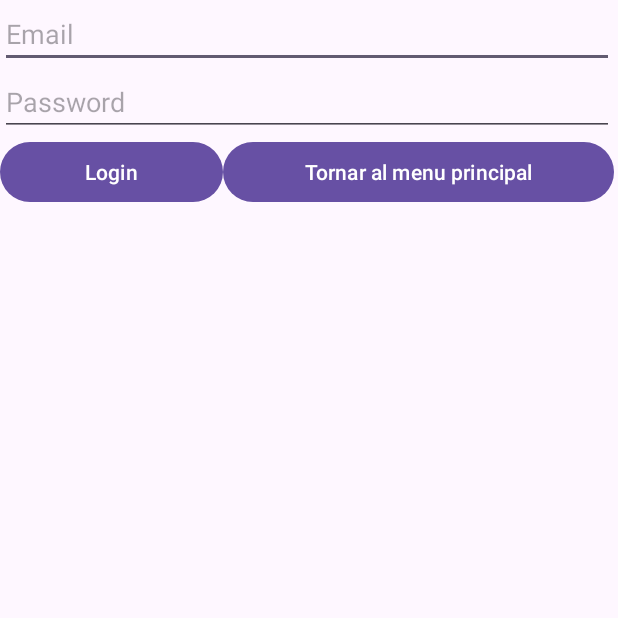
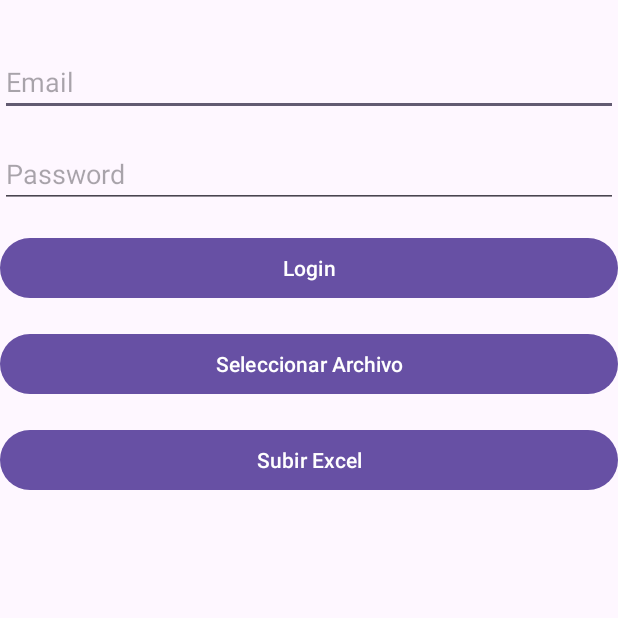
Before and after one commit to abdel1311fatah/App-Gestio-Fichar, an Android app: the Login screen opened directly, with no data from a screen before it, on a phone screen of 412 x 824 dp, the top half of it. Run offline under Robolectric (Android 15) with nearby library versions, the phone set to English and light mode, and no system bars; our stand-ins replace Firebase (no records; nobody signed in at launch, a user with empty details on screens opened directly).

Commit message:
File selector

```diff
--- a/app/src/main/AndroidManifest.xml
+++ b/app/src/main/AndroidManifest.xml
@@ -6,7 +6,6 @@
     <uses-permission android:name="android.permission.WRITE_INTERNAL_STORAGE" />
     <uses-permission android:name="android.permission.READ_EXTERNAL_STORAGE" />
     <uses-permission android:name="android.permission.WRITE_EXTERNAL_STORAGE" />
-
     <uses-permission android:name="android.permission.INTERNET" />
 
     <application
--- a/app/src/main/java/com/example/app_gestio_fichar/Login_Register/Login.java
+++ b/app/src/main/java/com/example/app_gestio_fichar/Login_Register/Login.java
@@ -1,12 +1,14 @@
 package com.example.app_gestio_fichar.Login_Register;
 
 import android.content.Intent;
+import android.net.Uri;
 import android.os.Bundle;
 import android.view.View;
 import android.widget.Button;
 import android.widget.EditText;
 import android.widget.Toast;
 
+import androidx.annotation.Nullable;
 import androidx.appcompat.app.AppCompatActivity;
 
 import com.example.app_gestio_fichar.Hours.Contador_Hores;
@@ -17,9 +19,14 @@ import com.google.firebase.auth.FirebaseUser;
 
 public class Login extends AppCompatActivity {
 
+    private static final int PICK_FILE_REQUEST_CODE = 1;
+
     private EditText emailField;
     private EditText passwordField;
     private Button loginBtn;
+    private Button selectFileButton;
+    private Button uploadExcelBtn;
+    private Uri selectedFileUri;
     private FirebaseAuth mAuth;
 
     @Override
@@ -30,6 +37,8 @@ public class Login extends AppCompatActivity {
         emailField = findViewById(R.id.editTextTextEmailAddress);
         passwordField = findViewById(R.id.editTextTextPassword);
         loginBtn = findViewById(R.id.loginBtn);
+        selectFileButton = findViewById(R.id.selectFileButton);
+        uploadExcelBtn = findViewById(R.id.uploadExcelBtn);
 
         mAuth = FirebaseAuth.getInstance();
         FirebaseUser currentUser = mAuth.getCurrentUser();
@@ -38,6 +47,30 @@ public class Login extends AppCompatActivity {
         }
 
         loginBtn.setOnClickListener(v -> login());
+        selectFileButton.setOnClickListener(v -> openFilePicker());
+        uploadExcelBtn.setOnClickListener(v -> uploadExcel());
+    }
+
+    private void openFilePicker() {
+        Intent intent = new Intent(Intent.ACTION_GET_CONTENT);
+        intent.setType("application/vnd.openxmlformats-officedocument.spreadsheetml.sheet");  // MIME type para archivos Excel (.xlsx)
+        startActivityForResult(intent, PICK_FILE_REQUEST_CODE);
+    }
+
+    @Override
+    protected void onActivityResult(int requestCode, int resultCode, @Nullable Intent data) {
+        super.onActivityResult(requestCode, resultCode, data);
+
+        if (requestCode == PICK_FILE_REQUEST_CODE && resultCode == RESULT_OK && data != null) {
+            selectedFileUri = data.getData();
+            String selectedFilePath = selectedFileUri.getPath();
+            Toast.makeText(this, "Archivo seleccionado: " + selectedFilePath, Toast.LENGTH_SHORT).show();
+        }
+    }
+
+    private void saveSelectedFilePath(String filePath) {
+        // Puedes implementar lógica para guardar la ruta del archivo según tus necesidades
+        // Por ejemplo, almacenarlo en SharedPreferences, base de datos, etc.
     }
 
     public void login() {
@@ -46,7 +79,6 @@ public class Login extends AppCompatActivity {
         String password = passwordField.getText().toString();
 
         if (!email.isEmpty() && !password.isEmpty()) {
-
             mAuth.signInWithEmailAndPassword(email, password)
                     .addOnCompleteListener(this, task -> {
                         if (task.isSuccessful()) {
@@ -56,18 +88,24 @@ public class Login extends AppCompatActivity {
                                 startActivity(intent);
                             }
                         } else {
-                            Toast.makeText(Login.this, "El correu o la contrasenya son incorrectes",
+                            Toast.makeText(Login.this, "El correo o la contraseña son incorrectos",
                                     Toast.LENGTH_SHORT).show();
                         }
                     });
         }
     }
 
+    public void uploadExcel() {
+        if (selectedFileUri != null) {
+            // Acciones específicas al subir el archivo, por ejemplo, subirlo a Firebase Storage
+            Toast.makeText(this, "Subir Excel: " + selectedFileUri.getPath(), Toast.LENGTH_SHORT).show();
+        } else {
+            Toast.makeText(this, "Selecciona un archivo Excel primero", Toast.LENGTH_SHORT).show();
+        }
+    }
+
     public void goToMain(View view) {
-
         Intent intent = new Intent(this, MainActivity.class);
         startActivity(intent);
-
     }
-
 }
--- a/app/src/main/res/layout/activity_login.xml
+++ b/app/src/main/res/layout/activity_login.xml
@@ -6,51 +6,71 @@
     android:layout_height="match_parent"
     tools:context=".Login_Register.Login">
 
-    <LinearLayout
-        android:layout_width="409dp"
-        android:layout_height="729dp"
-        android:orientation="vertical"
-        tools:layout_editor_absoluteX="1dp"
-        tools:layout_editor_absoluteY="1dp">
-
     <EditText
         android:id="@+id/editTextTextEmailAddress"
-            android:layout_width="match_parent"
+        android:layout_width="0dp"
         android:layout_height="wrap_content"
+        android:layout_marginTop="32dp"
         android:ems="10"
         android:hint="Email"
-            android:inputType="textEmailAddress" />
+        android:inputType="textEmailAddress"
+        app:layout_constraintEnd_toEndOf="parent"
+        app:layout_constraintStart_toStartOf="parent"
+        app:layout_constraintTop_toTopOf="parent" />
 
     <EditText
         android:id="@+id/editTextTextPassword"
-            android:layout_width="match_parent"
+        android:layout_width="0dp"
         android:layout_height="wrap_content"
+        android:layout_marginTop="16dp"
         android:ems="10"
         android:hint="Password"
-            android:inputType="textPassword" />
-
-        <LinearLayout
-            android:layout_width="match_parent"
-            android:layout_height="729dp"
-            android:orientation="horizontal">
+        android:inputType="textPassword"
+        app:layout_constraintEnd_toEndOf="parent"
+        app:layout_constraintStart_toStartOf="parent"
+        app:layout_constraintTop_toBottomOf="@+id/editTextTextEmailAddress" />
 
     <Button
         android:id="@+id/loginBtn"
-                android:layout_width="wrap_content"
+        android:layout_width="0dp"
         android:layout_height="wrap_content"
-                android:layout_weight="1"
+        android:layout_marginTop="16dp"
         android:onClick="login"
-                android:text="Login" />
+        android:text="Login"
+        app:layout_constraintEnd_toEndOf="parent"
+        app:layout_constraintStart_toStartOf="parent"
+        app:layout_constraintTop_toBottomOf="@+id/editTextTextPassword" />
 
     <Button
-                android:id="@+id/mainBtn"
-                android:layout_width="wrap_content"
+        android:id="@+id/selectFileButton"
+        android:layout_width="0dp"
         android:layout_height="wrap_content"
-                android:layout_weight="1"
-                android:onClick="goToMain"
-                android:text="Tornar al menu principal" />
+        android:layout_marginTop="16dp"
+        android:onClick="openFilePicker"
+        android:text="Seleccionar Archivo"
+        app:layout_constraintEnd_toEndOf="parent"
+        app:layout_constraintStart_toStartOf="parent"
+        app:layout_constraintTop_toBottomOf="@+id/loginBtn" />
 
-        </LinearLayout>
+    <Button
+        android:id="@+id/uploadExcelBtn"
+        android:layout_width="0dp"
+        android:layout_height="wrap_content"
+        android:layout_marginTop="16dp"
+        android:onClick="uploadExcel"
+        android:text="Subir Excel"
+        app:layout_constraintEnd_toEndOf="parent"
+        app:layout_constraintStart_toStartOf="parent"
+        app:layout_constraintTop_toBottomOf="@+id/selectFileButton" />
 
-    </LinearLayout>
+    <TextView
+        android:id="@+id/textViewFileInfo"
+        android:layout_width="0dp"
+        android:layout_height="wrap_content"
+        android:layout_marginTop="16dp"
+        android:text=""
+        app:layout_constraintEnd_toEndOf="parent"
+        app:layout_constraintStart_toStartOf="parent"
+        app:layout_constraintTop_toBottomOf="@+id/uploadExcelBtn" />
+
 </androidx.constraintlayout.widget.ConstraintLayout>
```
Lines whose indentation alone changed are shown as unchanged.
